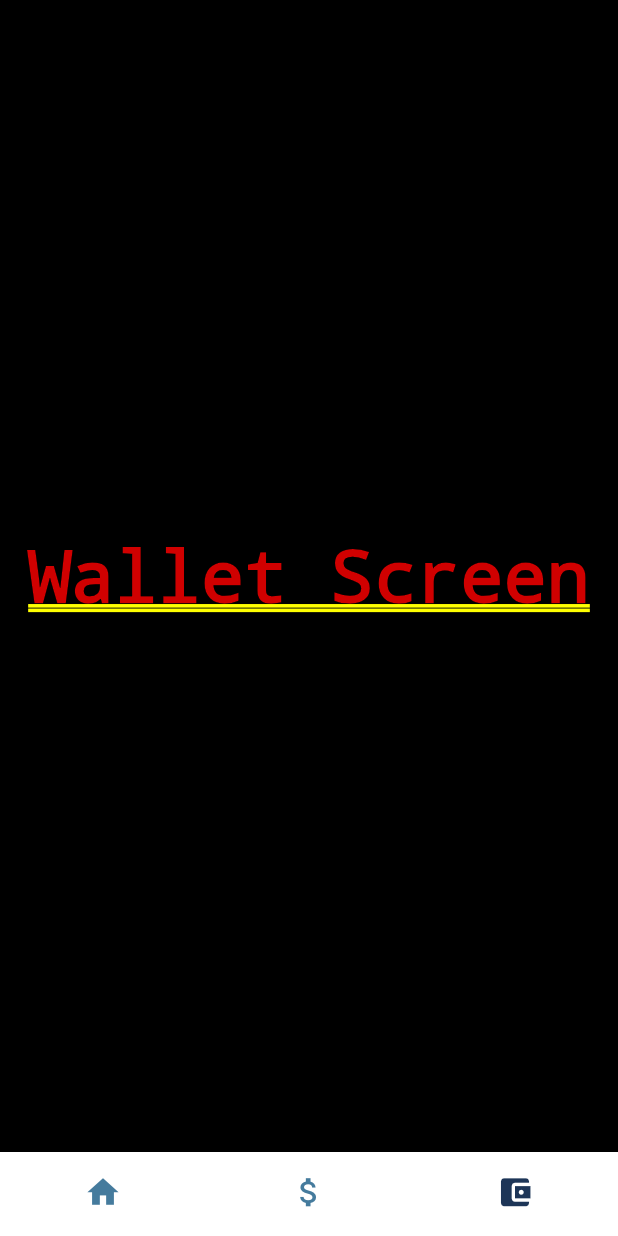
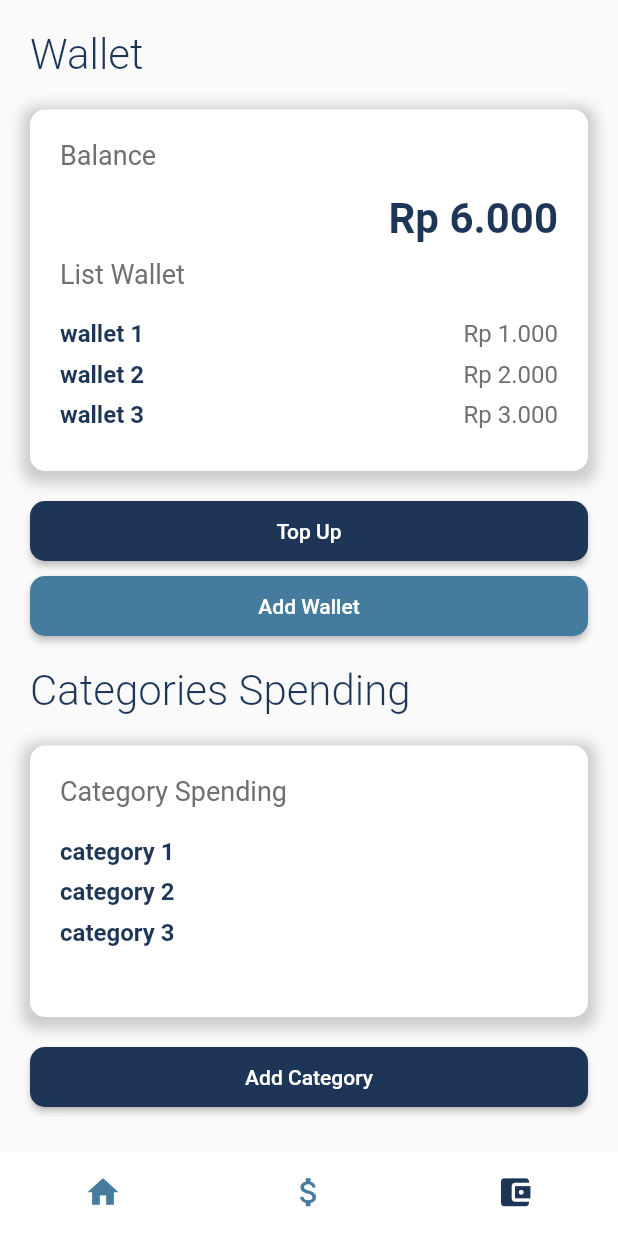
Before and after one commit to exceldeo/walletoo_app, a Flutter app: the screen it shows after launch, item 3 of the bottom bar chosen, on a phone screen of 412 x 824 dp. Run offline on Flutter 3.47's test engine with Material 2 defaults, Android fonts, the light colour scheme and no system bars; drawn by our look-alikes of persistent_bottom_nav_bar; our stand-ins replace get_it; missing offline and left inert: dart:ffi.

Commit message:
feat(wallet): wallet page layout

```diff
--- /dev/null
+++ b/lib/data/repositories/category_repository.dart
@@ -0,0 +1,11 @@
+import 'package:walletoo_app/data/models/category_spending.dart';
+
+class CategoryRepo {
+  final List<CategorySpendingModel> _categories = [
+    CategorySpendingModel(id: 1, name: "category 1"),
+    CategorySpendingModel(id: 2, name: "category 2"),
+    CategorySpendingModel(id: 3, name: "category 3"),
+  ];
+
+  List<CategorySpendingModel> get categories => _categories;
+}
--- a/lib/data/repositories/spending_repository.dart
+++ b/lib/data/repositories/spending_repository.dart
@@ -2,14 +2,6 @@ import 'package:walletoo_app/data/models/category_spending.dart';
 import 'package:walletoo_app/data/models/spending.dart';
 
 class SpendingRepo {
-  final List<CategorySpendingModel> _categories = [
-    CategorySpendingModel(id: 1, name: "category 1"),
-    CategorySpendingModel(id: 2, name: "category 2"),
-    CategorySpendingModel(id: 3, name: "category 3"),
-  ];
-
-  List<CategorySpendingModel> get categories => _categories;
-
   final List<SpendingModel> _spendings = [
     SpendingModel(
         id: 1,
--- a/lib/di_container.dart
+++ b/lib/di_container.dart
@@ -1,8 +1,10 @@
 // ignore_for_file: import_of_legacy_library_into_null_safe
 
 import 'package:get_it/get_it.dart';
+import 'package:walletoo_app/data/repositories/category_repository.dart';
 import 'package:walletoo_app/data/repositories/spending_repository.dart';
 import 'package:walletoo_app/data/repositories/wallet_repository.dart';
+import 'package:walletoo_app/provider/category_provider.dart';
 import 'package:walletoo_app/provider/spending_provider.dart';
 import 'package:walletoo_app/provider/wallet_provider.dart';
 
@@ -12,8 +14,10 @@ Future<void> init() async {
   // Repository
   sl.registerLazySingleton(() => WalletRepo());
   sl.registerLazySingleton(() => SpendingRepo());
+  sl.registerLazySingleton(() => CategoryRepo());
 
   // Provider
   sl.registerFactory(() => WalletProvider(walletRepo: sl()));
   sl.registerFactory(() => SpendingProvider(spendingRepo: sl()));
+  sl.registerFactory(() => CategoryProvider(categoriesRepo: sl()));
 }
--- a/lib/main.dart
+++ b/lib/main.dart
@@ -1,6 +1,7 @@
 import 'package:flutter/material.dart';
 import 'package:provider/provider.dart';
 import 'package:walletoo_app/data/repositories/wallet_repository.dart';
+import 'package:walletoo_app/provider/category_provider.dart';
 import 'package:walletoo_app/provider/spending_provider.dart';
 import 'package:walletoo_app/provider/wallet_provider.dart';
 import 'package:walletoo_app/view/screens/startup_screen.dart';
@@ -14,7 +15,8 @@ Future<void> main() async {
         ChangeNotifierProvider(
           create: (context) => di.sl<WalletProvider>(),
         ),
-        ChangeNotifierProvider(create: (context) => di.sl<SpendingProvider>())
+        ChangeNotifierProvider(create: (context) => di.sl<SpendingProvider>()),
+        ChangeNotifierProvider(create: (context) => di.sl<CategoryProvider>()),
       ],
       child: MyApp(),
     ),
--- /dev/null
+++ b/lib/provider/category_provider.dart
@@ -0,0 +1,18 @@
+import 'package:flutter/material.dart';
+import 'package:walletoo_app/data/models/category_spending.dart';
+import 'package:walletoo_app/data/models/spending.dart';
+import 'package:walletoo_app/data/repositories/category_repository.dart';
+import 'package:walletoo_app/data/repositories/spending_repository.dart';
+
+class CategoryProvider extends ChangeNotifier {
+  final CategoryRepo categoriesRepo;
+  CategoryProvider({required this.categoriesRepo});
+
+  List<CategorySpendingModel> _categories = [];
+  List<CategorySpendingModel> get categories => _categories;
+
+  Future<void> fetchCategories() async {
+    _categories = categoriesRepo.categories;
+    notifyListeners();
+  }
+}
--- a/lib/provider/spending_provider.dart
+++ b/lib/provider/spending_provider.dart
@@ -1,4 +1,5 @@
 import 'package:flutter/material.dart';
+import 'package:walletoo_app/data/models/category_spending.dart';
 import 'package:walletoo_app/data/models/spending.dart';
 import 'package:walletoo_app/data/repositories/spending_repository.dart';
 
--- a/lib/view/screens/home_screen.dart
+++ b/lib/view/screens/home_screen.dart
@@ -35,14 +35,14 @@ class _HomeScreenState extends State<HomeScreen> {
 
   @override
   Widget build(BuildContext context) {
-    return Scaffold(
-      backgroundColor: ColorResources.COLOR_HOME_BACKGROUND,
-      body: RefreshIndicator(
-        onRefresh: () async {
-          await _fetchWallets();
-          await _fetchSpendings();
-        },
-        child: SingleChildScrollView(
+    return RefreshIndicator(
+      onRefresh: () async {
+        await _fetchWallets();
+        await _fetchSpendings();
+      },
+      child: Scaffold(
+        backgroundColor: ColorResources.COLOR_HOME_BACKGROUND,
+        body: SingleChildScrollView(
           child: SafeArea(
             child: Padding(
               padding: const EdgeInsets.all(20.0),
@@ -126,11 +126,9 @@ class _HomeScreenState extends State<HomeScreen> {
     _spendings = [];
     spendingProvider = Provider.of<SpendingProvider>(context, listen: false);
     await spendingProvider.fetchSpendings();
-    print(_spendings);
     setState(() {
       balanceSpending = spendingProvider.balance;
       _spendings = spendingProvider.spendingByCategory;
-      _spendings.map((e) => print(e)).toList();
     });
   }
 }
--- a/lib/view/screens/wallet_screen.dart
+++ b/lib/view/screens/wallet_screen.dart
@@ -1,4 +1,14 @@
 import 'package:flutter/material.dart';
+import 'package:provider/provider.dart';
+import 'package:walletoo_app/data/models/category_spending.dart';
+import 'package:walletoo_app/data/models/wallet.dart';
+import 'package:walletoo_app/provider/category_provider.dart';
+import 'package:walletoo_app/provider/wallet_provider.dart';
+import 'package:walletoo_app/utils/color_resources.dart';
+import 'package:walletoo_app/utils/dimensions.dart';
+import 'package:walletoo_app/view/widgets/button.dart';
+import 'package:walletoo_app/view/widgets/card_category.dart';
+import 'package:walletoo_app/view/widgets/card_wallet_balance.dart';
 
 class WalletScreen extends StatefulWidget {
   const WalletScreen({Key? key}) : super(key: key);
@@ -8,10 +18,127 @@ class WalletScreen extends StatefulWidget {
 }
 
 class _WalletScreenState extends State<WalletScreen> {
+  late WalletProvider walletProvider;
+  double balance = 0;
+  List<Wallet> _wallets = [];
+
+  late CategoryProvider categoryProvider;
+  List<CategorySpendingModel> _categories = [];
+
+  @override
+  void initState() {
+    // TODO: implement initState
+    super.initState();
+    Future.delayed(Duration.zero, () async {
+      _fetchWallets();
+      _fetchCategories();
+    });
+  }
+
   @override
   Widget build(BuildContext context) {
-    return Center(
-      child: Text('Wallet Screen'),
+    return RefreshIndicator(
+      onRefresh: () async {
+        await _fetchWallets();
+        await _fetchCategories();
+      },
+      child: Scaffold(
+        body: SafeArea(
+          child: SingleChildScrollView(
+            child: Center(
+              child: Padding(
+                  padding: const EdgeInsets.all(20.0),
+                  child: Column(
+                    children: [
+                      Container(
+                        width: double.infinity,
+                        child: Text("Wallet",
+                            style: TextStyle(
+                              fontSize: Dimensions.FONT_SIZE_OVER_LARGE,
+                              fontWeight: FontWeight.w300,
+                              color: ColorResources.COLOR_PRIMARY,
+                            )),
+                      ),
+                      SizedBox(
+                        height: 20,
+                      ),
+                      Container(
+                        child: CardWalletBalance(
+                          balance: balance,
+                          wallets: _wallets,
+                        ),
+                      ),
+                      SizedBox(
+                        height: 20,
+                      ),
+                      Button(
+                          ButtonType: 'primary',
+                          ButtonText: 'Top Up',
+                          Size: 'md',
+                          onPressed: () {}),
+                      SizedBox(
+                        height: 10,
+                      ),
+                      Button(
+                          ButtonType: 'secondary',
+                          ButtonText: 'Add Wallet',
+                          Size: 'md',
+                          onPressed: () {}),
+                      SizedBox(
+                        height: 20,
+                      ),
+                      Container(
+                        width: double.infinity,
+                        child: Text("Categories Spending",
+                            style: TextStyle(
+                              fontSize: Dimensions.FONT_SIZE_OVER_LARGE,
+                              fontWeight: FontWeight.w300,
+                              color: ColorResources.COLOR_PRIMARY,
+                            )),
+                      ),
+                      SizedBox(
+                        height: 20,
+                      ),
+                      CardListCategory(
+                        categories: _categories,
+                      ),
+                      SizedBox(
+                        height: 20,
+                      ),
+                      Button(
+                          ButtonText: 'Add Category',
+                          ButtonType: 'primary',
+                          Size: 'md',
+                          onPressed: () {}),
+                      SizedBox(
+                        height: 20,
+                      ),
+                    ],
+                  )),
+            ),
+          ),
+        ),
+      ),
     );
   }
+
+  Future<void> _fetchWallets() async {
+    balance = 0;
+    _wallets = [];
+    walletProvider = Provider.of<WalletProvider>(context, listen: false);
+    await walletProvider.fechWallets();
+    setState(() {
+      balance = walletProvider.balance;
+      _wallets = walletProvider.wallets;
+    });
+  }
+
+  Future<void> _fetchCategories() async {
+    _categories = [];
+    categoryProvider = Provider.of<CategoryProvider>(context, listen: false);
+    await categoryProvider.fetchCategories();
+    setState(() {
+      _categories = categoryProvider.categories;
+    });
+  }
 }
--- /dev/null
+++ b/lib/view/widgets/card_category.dart
@@ -0,0 +1,87 @@
+import 'package:flutter/material.dart';
+import 'package:walletoo_app/data/models/category_spending.dart';
+import 'package:walletoo_app/data/models/wallet.dart';
+import 'package:walletoo_app/utils/color_resources.dart';
+import 'package:walletoo_app/utils/currency_format.dart';
+import 'package:walletoo_app/utils/dimensions.dart';
+
+class CardListCategory extends StatelessWidget {
+  final List<CategorySpendingModel> categories;
+
+  const CardListCategory({
+    Key? key,
+    required this.categories,
+  }) : super(key: key);
+
+  @override
+  Widget build(BuildContext context) {
+    return Container(
+      padding: EdgeInsets.symmetric(horizontal: 20, vertical: 20),
+      decoration: BoxDecoration(
+        color: Colors.white,
+        borderRadius: BorderRadius.circular(10),
+        boxShadow: [
+          BoxShadow(
+            color: Colors.grey.withOpacity(0.5),
+            spreadRadius: 5,
+            blurRadius: 7,
+            offset: Offset(0, 3), // changes position of shadow
+          ),
+        ],
+      ),
+      child: Column(
+        crossAxisAlignment: CrossAxisAlignment.start,
+        children: [
+          Container(
+            width: double.infinity,
+            child: Text(
+              "Category Spending",
+              textAlign: TextAlign.left,
+              style: TextStyle(
+                fontSize: Dimensions.FONT_SIZE_DEFAULT,
+                color: ColorResources.COLOR_GREY,
+              ),
+            ),
+          ),
+          SizedBox(
+            height: 20,
+          ),
+          Container(
+            width: double.infinity,
+            constraints: BoxConstraints(
+              minHeight: 100,
+            ),
+            child: Column(
+              mainAxisAlignment: categories.length == 0
+                  ? MainAxisAlignment.center
+                  : MainAxisAlignment.start,
+              children: categories.length == 0
+                  ? [Center(child: Text("No data"))]
+                  : categories
+                      .map(
+                        (e) => Container(
+                          width: double.infinity,
+                          margin: EdgeInsets.only(bottom: 8),
+                          child: Row(
+                            mainAxisAlignment: MainAxisAlignment.spaceBetween,
+                            children: [
+                              Text(
+                                e.name,
+                                style: TextStyle(
+                                  fontSize: Dimensions.FONT_SIZE_SMALL,
+                                  color: ColorResources.COLOR_PRIMARY,
+                                  fontWeight: FontWeight.bold,
+                                ),
+                              ),
+                            ],
+                          ),
+                        ),
+                      )
+                      .toList(),
+            ),
+          ),
+        ],
+      ),
+    );
+  }
+}
```
